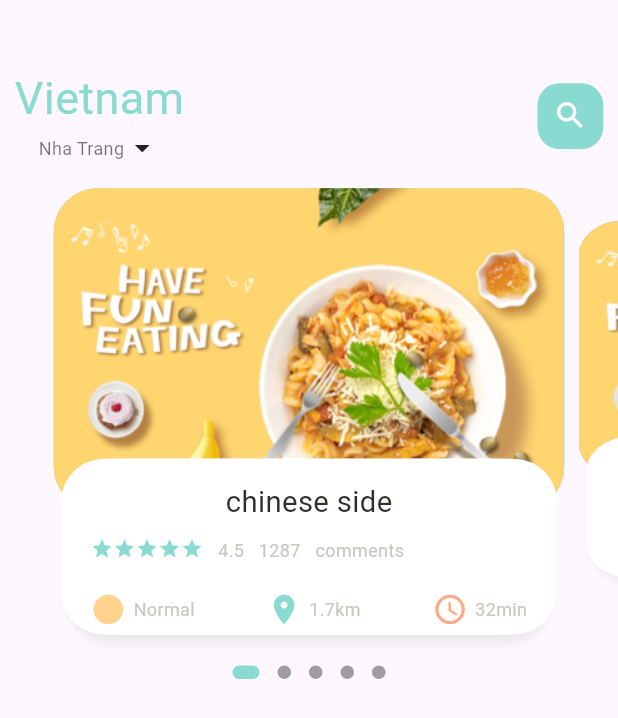
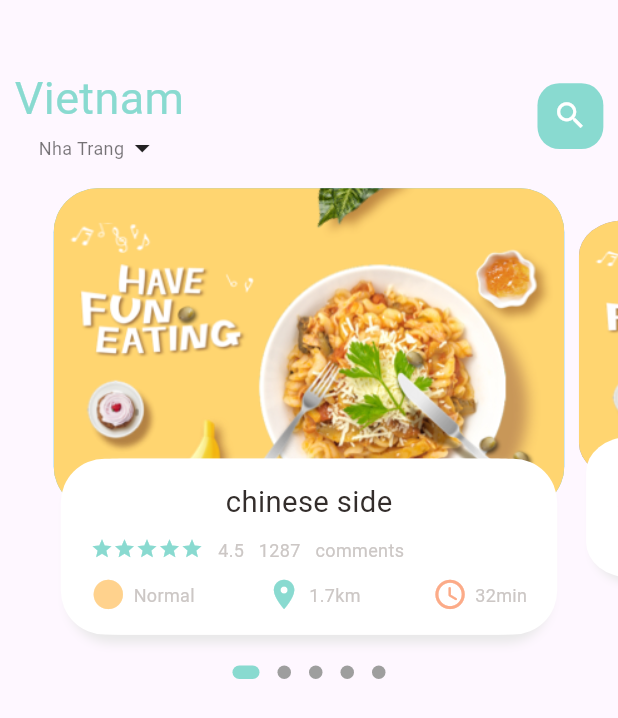
Before and after one commit to phamhuuloc219/e-commerce-app, a Flutter app: the screen it shows after launch, on a phone screen of 412 x 824 dp. Shown: the top 718 px of the screen. Run offline on Flutter 3.47's test engine with Material 3 defaults, Android fonts, the phone set to English and light mode, and no system bars; drawn by our look-alikes of dots_indicator; our stand-ins replace get.

Commit message:
fixed overflowed

```diff
--- a/lib/home/food_page_body.dart
+++ b/lib/home/food_page_body.dart
@@ -150,7 +150,7 @@ class _FoodPageBodyState extends State<FoodPageBody> {
                         SmallText(text: "comments")
                       ],
                     ),
-                    SizedBox(height: Dimensions.height20,),
+                    SizedBox(height: Dimensions.height10,),
                     Row(
                       mainAxisAlignment: MainAxisAlignment.spaceBetween,
                       children: [
```
